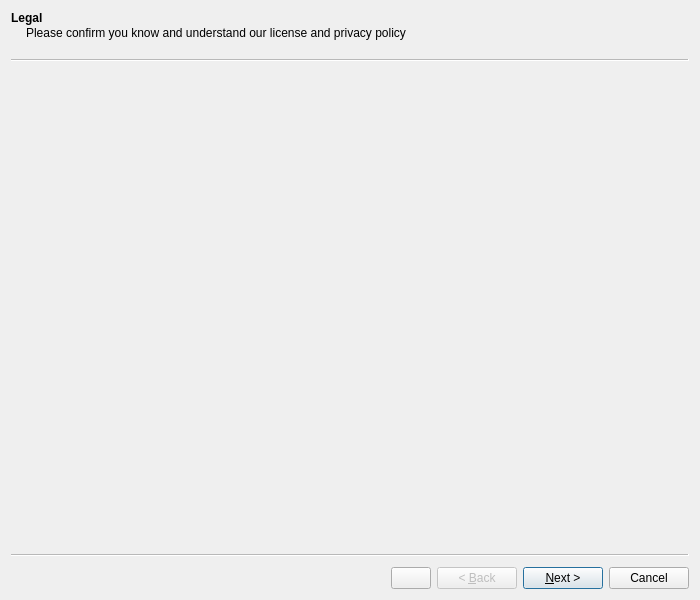
Before: the Qt Designer form src/gui/components/configurationwizard.ui in swift-project/pilotclient, drawn with Qt 5.
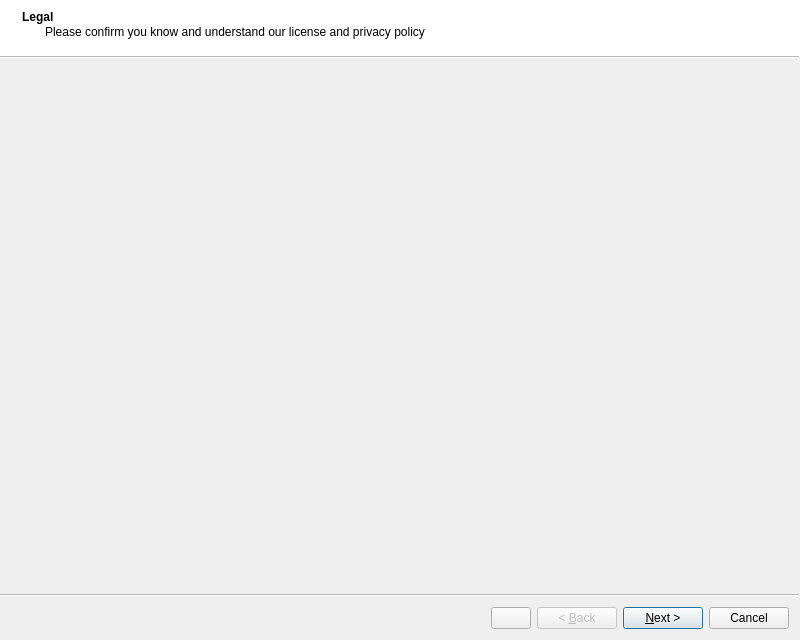
After: the same form once the commit is applied. Custom widgets are drawn as their Qt base class.

Commit message: Modernize SwiftGUI/wizard UI and add multilanguage support (de, fr, es, zh_CN)

Diff of the .ui file:
```diff
--- a/src/gui/components/configurationwizard.ui
+++ b/src/gui/components/configurationwizard.ui
@@ -9,14 +9,14 @@
    <rect>
     <x>0</x>
     <y>0</y>
-    <width>700</width>
-    <height>600</height>
+    <width>800</width>
+    <height>640</height>
    </rect>
   </property>
   <property name="minimumSize">
    <size>
-    <width>700</width>
-    <height>600</height>
+    <width>750</width>
+    <height>620</height>
    </size>
   </property>
   <property name="windowTitle">
@@ -26,7 +26,7 @@
    <bool>true</bool>
   </property>
   <property name="wizardStyle">
-   <enum>QWizard::ClassicStyle</enum>
+   <enum>QWizard::ModernStyle</enum>
   </property>
   <property name="options">
    <set>QWizard::HaveCustomButton1</set>
```
The commit also changes 25 other files.
